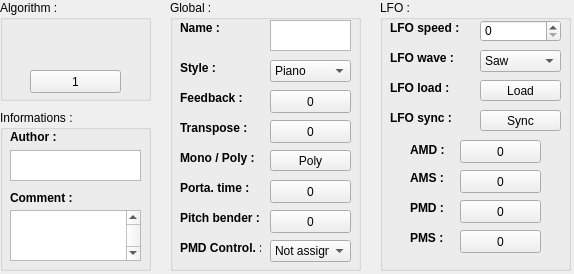
The window that interface/qvoice.ui (LasDesu/fb01editor) describes before a commit, drawn with Qt 5.
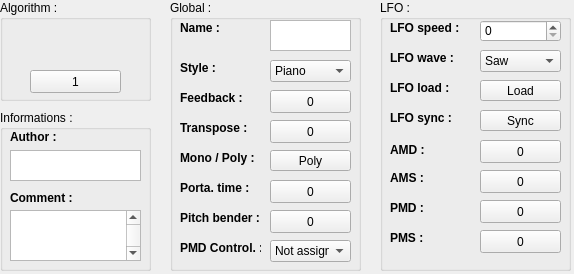
The same window after the commit. Icons and pictures are not drawn. Custom widgets are drawn as their Qt base class.

```diff
--- a/interface/qvoice.ui
+++ b/interface/qvoice.ui
@@ -522,7 +522,7 @@
    <widget class="QLabel" name="lbl_AMD">
     <property name="geometry">
      <rect>
-      <x>30</x>
+      <x>10</x>
       <y>140</y>
       <width>41</width>
       <height>20</height>
@@ -541,7 +541,7 @@
    <widget class="QLabel" name="lbl_PMD">
     <property name="geometry">
      <rect>
-      <x>30</x>
+      <x>10</x>
       <y>200</y>
       <width>41</width>
       <height>16</height>
@@ -598,7 +598,7 @@
    <widget class="QLabel" name="lbl_AMS">
     <property name="geometry">
      <rect>
-      <x>30</x>
+      <x>10</x>
       <y>170</y>
       <width>41</width>
       <height>16</height>
@@ -617,7 +617,7 @@
    <widget class="QLabel" name="lbl_PMS">
     <property name="geometry">
      <rect>
-      <x>30</x>
+      <x>10</x>
       <y>230</y>
       <width>41</width>
       <height>16</height>
@@ -706,7 +706,7 @@
    <widget class="QButton" name="but_AMD">
     <property name="geometry">
      <rect>
-      <x>80</x>
+      <x>100</x>
       <y>140</y>
       <width>81</width>
       <height>23</height>
@@ -725,7 +725,7 @@
    <widget class="QButton" name="but_AMS">
     <property name="geometry">
      <rect>
-      <x>80</x>
+      <x>100</x>
       <y>170</y>
       <width>81</width>
       <height>23</height>
@@ -744,7 +744,7 @@
    <widget class="QButton" name="but_PMD">
     <property name="geometry">
      <rect>
-      <x>80</x>
+      <x>100</x>
       <y>200</y>
       <width>81</width>
       <height>23</height>
@@ -763,7 +763,7 @@
    <widget class="QButton" name="but_PMS">
     <property name="geometry">
      <rect>
-      <x>80</x>
+      <x>100</x>
       <y>230</y>
       <width>81</width>
       <height>23</height>
```
